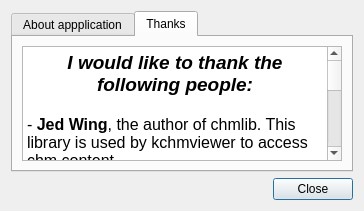
This is src/dialog_about.ui in gyunaev/kchmviewer as Qt 5 draws it before an edit. The edited form follows.
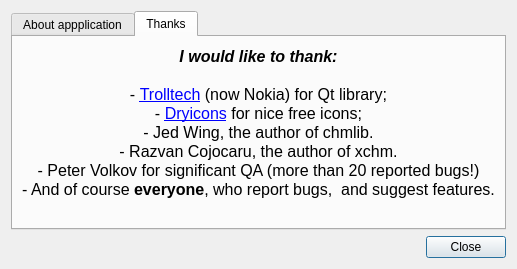
This is the edited form. The open tabs and pages were chosen to show the change. Icons and pictures are not drawn.

Commit message: Added new icons from DryIcons

Diff of the .ui file:
```diff
--- a/src/dialog_about.ui
+++ b/src/dialog_about.ui
@@ -6,8 +6,8 @@
    <rect>
     <x>0</x>
     <y>0</y>
-    <width>364</width>
-    <height>211</height>
+    <width>455</width>
+    <height>256</height>
    </rect>
   </property>
   <property name="windowTitle">
@@ -55,24 +55,24 @@
       </attribute>
       <layout class="QVBoxLayout" name="verticalLayout">
        <item>
-        <widget class="QTextEdit" name="lblThanks">
-         <property name="readOnly">
-          <bool>true</bool>
-         </property>
-         <property name="html">
+        <widget class="QLabel" name="label_2">
+         <property name="text">
           <string>&lt;!DOCTYPE HTML PUBLIC &quot;-//W3C//DTD HTML 4.0//EN&quot; &quot;http://www.w3.org/TR/REC-html40/strict.dtd&quot;&gt;
 &lt;html&gt;&lt;head&gt;&lt;meta name=&quot;qrichtext&quot; content=&quot;1&quot; /&gt;&lt;style type=&quot;text/css&quot;&gt;
 p, li { white-space: pre-wrap; }
 &lt;/style&gt;&lt;/head&gt;&lt;body style=&quot; font-family:'Liberation Sans'; font-size:12pt; font-weight:400; font-style:normal;&quot;&gt;
-&lt;p align=&quot;center&quot; style=&quot; margin-top:0px; margin-bottom:0px; margin-left:0px; margin-right:0px; -qt-block-indent:0; text-indent:0px;&quot;&gt;&lt;span style=&quot; font-size:14pt; font-weight:600; font-style:italic;&quot;&gt;I would like to thank the following people:&lt;/span&gt;&lt;/p&gt;
-&lt;p style=&quot;-qt-paragraph-type:empty; margin-top:0px; margin-bottom:0px; margin-left:0px; margin-right:0px; -qt-block-indent:0; text-indent:0px;&quot;&gt;&lt;/p&gt;
-&lt;p style=&quot; margin-top:0px; margin-bottom:0px; margin-left:0px; margin-right:0px; -qt-block-indent:0; text-indent:0px;&quot;&gt;- &lt;span style=&quot; font-weight:600;&quot;&gt;Jed Wing&lt;/span&gt;, the author of chmlib. This library is used by kchmviewer to access chm content.&lt;/p&gt;
-&lt;p style=&quot; margin-top:0px; margin-bottom:0px; margin-left:0px; margin-right:0px; -qt-block-indent:0; text-indent:0px;&quot;&gt;- &lt;span style=&quot; font-weight:600;&quot;&gt;Razvan Cojocaru&lt;/span&gt;, the author of xchm. I used some ideas and chm processing code from xchm.&lt;/p&gt;
-&lt;p style=&quot; margin-top:0px; margin-bottom:0px; margin-left:0px; margin-right:0px; -qt-block-indent:0; text-indent:0px;&quot;&gt;- &lt;span style=&quot; font-weight:600;&quot;&gt;Peter Volkov&lt;/span&gt; for significant QA (more than 20 reported bugs!) and suggestions. &lt;/p&gt;
-&lt;p style=&quot;-qt-paragraph-type:empty; margin-top:0px; margin-bottom:0px; margin-left:0px; margin-right:0px; -qt-block-indent:0; text-indent:0px;&quot;&gt;&lt;/p&gt;
-&lt;p style=&quot; margin-top:0px; margin-bottom:0px; margin-left:0px; margin-right:0px; -qt-block-indent:0; text-indent:0px;&quot;&gt;And of course&lt;/p&gt;
-&lt;p style=&quot; margin-top:0px; margin-bottom:0px; margin-left:0px; margin-right:0px; -qt-block-indent:0; text-indent:0px;&quot;&gt;- &lt;span style=&quot; font-weight:600;&quot;&gt;Everyone&lt;/span&gt;, who report bugs, and suggest features. You all help making kchnviewer better.&lt;/p&gt;
-&lt;p style=&quot;-qt-paragraph-type:empty; margin-top:0px; margin-bottom:0px; margin-left:0px; margin-right:0px; -qt-block-indent:0; text-indent:0px;&quot;&gt;&lt;/p&gt;&lt;/body&gt;&lt;/html&gt;</string>
+&lt;p align=&quot;center&quot; style=&quot; margin-top:0px; margin-bottom:0px; margin-left:0px; margin-right:0px; -qt-block-indent:0; text-indent:0px;&quot;&gt;&lt;span style=&quot; font-weight:600; font-style:italic;&quot;&gt;I would like to thank:&lt;/span&gt;&lt;/p&gt;
+&lt;p align=&quot;center&quot; style=&quot;-qt-paragraph-type:empty; margin-top:0px; margin-bottom:0px; margin-left:0px; margin-right:0px; -qt-block-indent:0; text-indent:0px;&quot;&gt;&lt;/p&gt;
+&lt;p align=&quot;center&quot; style=&quot; margin-top:0px; margin-bottom:0px; margin-left:0px; margin-right:0px; -qt-block-indent:0; text-indent:0px;&quot;&gt;- &lt;a href=&quot;http://qt.nokia.com&quot;&gt;&lt;span style=&quot; text-decoration: underline; color:#0000ff;&quot;&gt;Trolltech&lt;/span&gt;&lt;/a&gt; (now Nokia) for Qt library;&lt;/p&gt;
+&lt;p align=&quot;center&quot; style=&quot; margin-top:0px; margin-bottom:0px; margin-left:0px; margin-right:0px; -qt-block-indent:0; text-indent:0px;&quot;&gt;- &lt;a href=&quot;http://dryicons.com&quot;&gt;&lt;span style=&quot; text-decoration: underline; color:#0000ff;&quot;&gt;Dryicons&lt;/span&gt;&lt;/a&gt; for nice free icons;&lt;/p&gt;
+&lt;p align=&quot;center&quot; style=&quot; margin-top:0px; margin-bottom:0px; margin-left:0px; margin-right:0px; -qt-block-indent:0; text-indent:0px;&quot;&gt;- Jed Wing, the author of chmlib.&lt;/p&gt;
+&lt;p align=&quot;center&quot; style=&quot; margin-top:0px; margin-bottom:0px; margin-left:0px; margin-right:0px; -qt-block-indent:0; text-indent:0px;&quot;&gt;- Razvan Cojocaru, the author of xchm.&lt;/p&gt;
+&lt;p align=&quot;center&quot; style=&quot; margin-top:0px; margin-bottom:0px; margin-left:0px; margin-right:0px; -qt-block-indent:0; text-indent:0px;&quot;&gt;- Peter Volkov for significant QA (more than 20 reported bugs!)&lt;/p&gt;
+&lt;p align=&quot;center&quot; style=&quot; margin-top:0px; margin-bottom:0px; margin-left:0px; margin-right:0px; -qt-block-indent:0; text-indent:0px;&quot;&gt;- And of course &lt;span style=&quot; font-weight:600;&quot;&gt;everyone&lt;/span&gt;, who report bugs,  and suggest features.&lt;/p&gt;
+&lt;p align=&quot;center&quot; style=&quot;-qt-paragraph-type:empty; margin-top:0px; margin-bottom:0px; margin-left:0px; margin-right:0px; -qt-block-indent:0; text-indent:0px;&quot;&gt;&lt;/p&gt;&lt;/body&gt;&lt;/html&gt;</string>
+         </property>
+         <property name="openExternalLinks">
+          <bool>true</bool>
          </property>
         </widget>
        </item>
```
Left out of the diff: 3 changed lines with no effect on the pictures. The commit also changes 6 other files.
